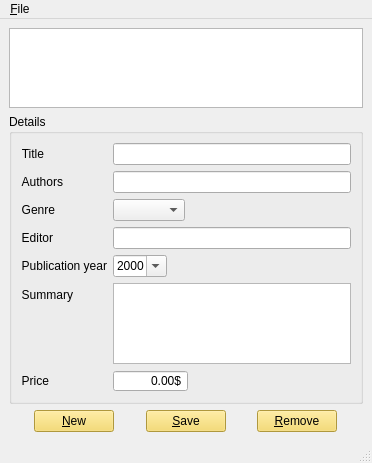
This is src/mainwindow.ui in faouziMohamed/BiblioAppBd as Qt 5 draws it before an edit. The edited form follows.
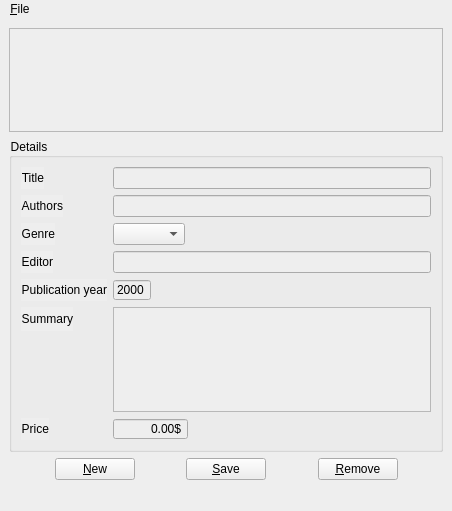
This is the edited form.

```diff
--- a/src/mainwindow.ui
+++ b/src/mainwindow.ui
@@ -7,8 +7,8 @@
    <rect>
     <x>0</x>
     <y>0</y>
-    <width>372</width>
-    <height>463</height>
+    <width>452</width>
+    <height>511</height>
    </rect>
   </property>
   <property name="minimumSize">
@@ -30,7 +30,14 @@
    <string>BiblioApp</string>
   </property>
   <property name="styleSheet">
-   <string notr="true">QPushButton{background-color:#f5d555;}</string>
+   <string notr="true">QPushButton{background-color:#f5d555;}
+QWidget#centralwidget,
+QHBoxLayout *,
+QVBoxLayout *,
+QWidget
+{
+	background-color : #eee;
+}</string>
   </property>
   <widget class="QWidget" name="centralwidget">
    <layout class="QGridLayout" name="gridLayout">
@@ -126,12 +133,36 @@
         <layout class="QHBoxLayout" name="yearFieldHLayout">
          <item>
           <widget class="QDateEdit" name="yearDateEdit">
+           <property name="enabled">
+            <bool>true</bool>
+           </property>
            <property name="inputMethodHints">
             <set>Qt::ImhPreferNumbers</set>
            </property>
+           <property name="wrapping">
+            <bool>true</bool>
+           </property>
+           <property name="frame">
+            <bool>true</bool>
+           </property>
+           <property name="alignment">
+            <set>Qt::AlignRight|Qt::AlignTrailing|Qt::AlignVCenter</set>
+           </property>
+           <property name="buttonSymbols">
+            <enum>QAbstractSpinBox::NoButtons</enum>
+           </property>
            <property name="specialValueText">
             <string notr="true"/>
            </property>
+           <property name="correctionMode">
+            <enum>QAbstractSpinBox::CorrectToPreviousValue</enum>
+           </property>
+           <property name="keyboardTracking">
+            <bool>true</bool>
+           </property>
+           <property name="showGroupSeparator" stdset="0">
+            <bool>false</bool>
+           </property>
            <property name="dateTime">
             <datetime>
              <hour>0</hour>
@@ -146,7 +177,7 @@
             <string>yyyy</string>
            </property>
            <property name="calendarPopup">
-            <bool>true</bool>
+            <bool>false</bool>
            </property>
            <property name="timeSpec">
             <enum>Qt::LocalTime</enum>
@@ -314,8 +345,8 @@
     <rect>
      <x>0</x>
      <y>0</y>
-     <width>372</width>
-     <height>18</height>
+     <width>452</width>
+     <height>20</height>
     </rect>
    </property>
    <widget class="QMenu" name="menu_File">
```
